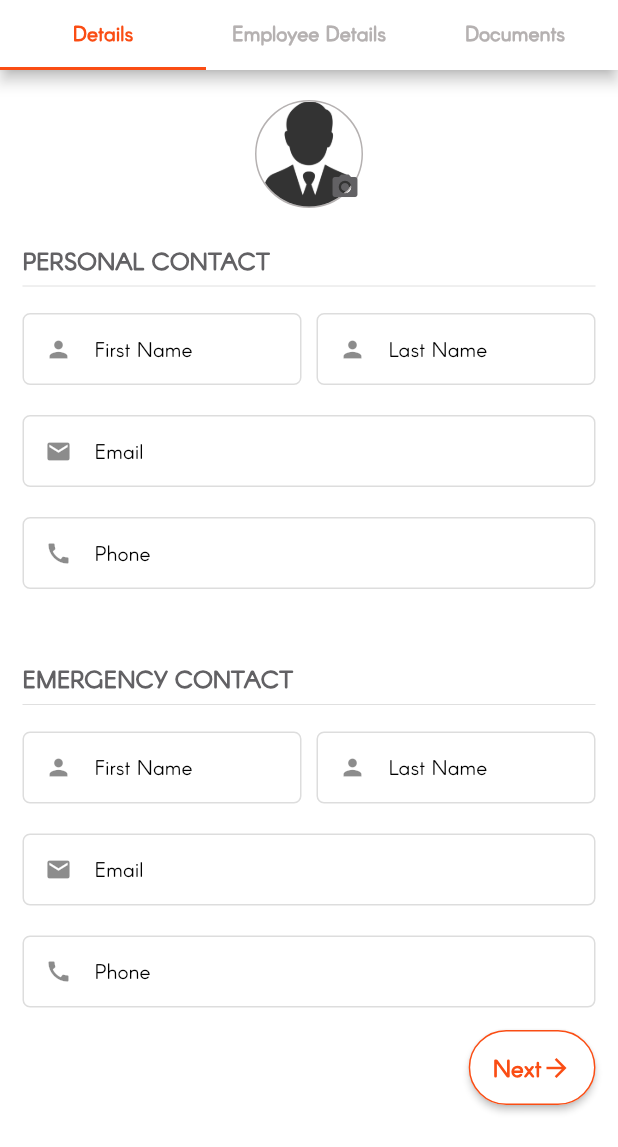
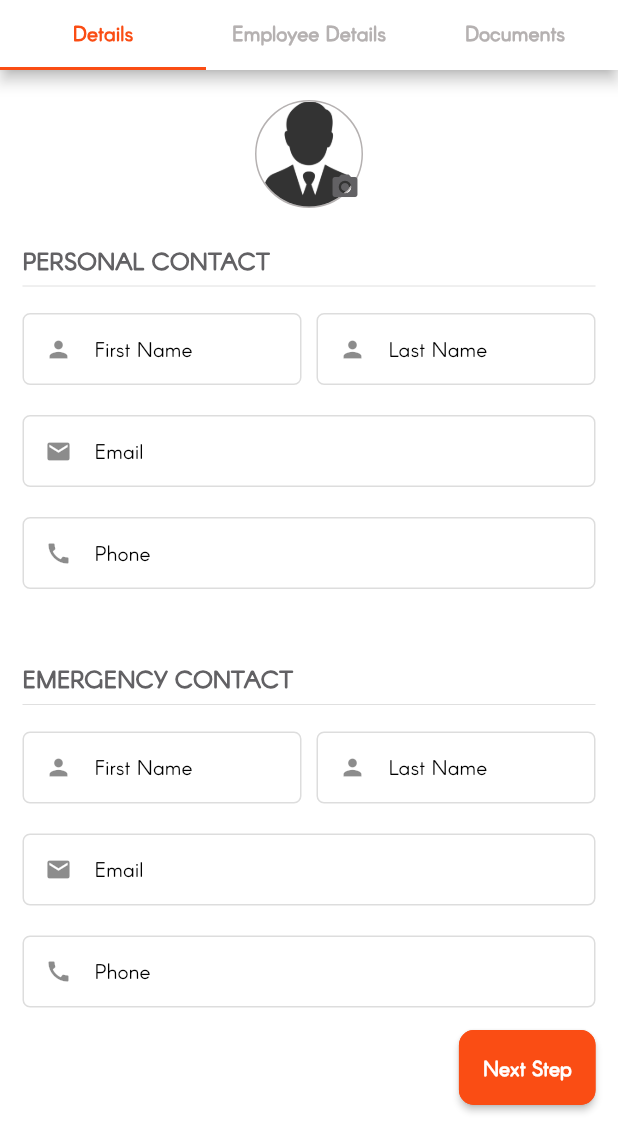
Before and after one commit to AbirAhsan/jacobpro, a Flutter app: the ProfileDetailsScreen screen opened by its route, on a phone screen of 412 x 824 dp, the part 89-1236 px from its top. Run offline on Flutter 3.47's test engine with Material 2 defaults, Android fonts, the phone set to English and light mode, and no system bars; drawn by our look-alikes of cached_network_image; our stand-ins replace awesome_dialog, easy_localization, flutter_easyloading, get, get_storage, pin_code_fields; accounts and stored records are empty; network calls fail.

Commit message:
change next step button

```diff
--- a/lib/view/profile/views/contact_details_view.dart
+++ b/lib/view/profile/views/contact_details_view.dart
@@ -1,12 +1,9 @@
 import 'package:flutter/material.dart';
-import 'package:flutter/src/widgets/framework.dart';
-import 'package:flutter/src/widgets/placeholder.dart';
-import 'package:service/view/widgets/custom_company_button_with_icon.dart';
-import 'package:service/view/widgets/custom_submit_button.dart';
-import 'package:service/view/widgets/custom_text_field.dart';
-import 'package:service/view/widgets/profile_image_widget.dart';
 
 import '../../variables/text_style.dart';
+import '../../widgets/custom_company_button.dart';
+import '../../widgets/custom_text_field.dart';
+import '../../widgets/profile_Image_widget.dart';
 
 class ContactDetailsView extends StatelessWidget {
   const ContactDetailsView({super.key});
@@ -99,10 +96,9 @@ class ContactDetailsView extends StatelessWidget {
             ),
             Align(
                 alignment: Alignment.bottomRight,
-                child: CustomCompanyButtonWithIcon(
-                    icon: Icons.arrow_forward_sharp,
-                    buttonName: "Next",
-                    textStyle: CustomTextStyle.mediumBoldStylePrimary,
+                child: CustomCompanyButton(
+                    buttonName: "Next Step",
+                    //  textStyle: CustomTextStyle.mediumBoldStylePrimary,
                     isFitted: true,
                     onPressed: () {}))
           ],
--- a/lib/view/widgets/custom_company_button_with_icon.dart
+++ b/lib/view/widgets/custom_company_button_with_icon.dart
@@ -44,10 +44,10 @@ class CustomCompanyButtonWithIcon extends StatelessWidget {
     this.textStyle = CustomTextStyle.normalBoldStylePrimary,
     this.borderColor = CustomColors.primary,
     this.elevation,
-    this.topLeftBorderRadius = 25.0,
-    this.topRightBorderRadius = 25.0,
-    this.bottomLeftBorderRadius = 25.0,
-    this.bottomRightBorderRadius = 25.0,
+    this.topLeftBorderRadius = 10.0,
+    this.topRightBorderRadius = 10.0,
+    this.bottomLeftBorderRadius = 10.0,
+    this.bottomRightBorderRadius = 10.0,
   }) : super(key: key);
 
   @override
--- a/pubspec.yaml
+++ b/pubspec.yaml
@@ -43,6 +43,7 @@ dependencies:
   pin_code_fields: ^7.4.0
   awesome_dialog: ^3.0.2
   cached_network_image: ^3.2.3
+  dropdown_search: ^5.0.6
 
 dev_dependencies:
   flutter_test:
```
Also changed, not shown: lib/view/profile/views/document_details_view.dart (+10 -3 lines), lib/view/widgets/custom_serachable_dropdown.dart (added, +28 -0 lines), pubspec.lock.
